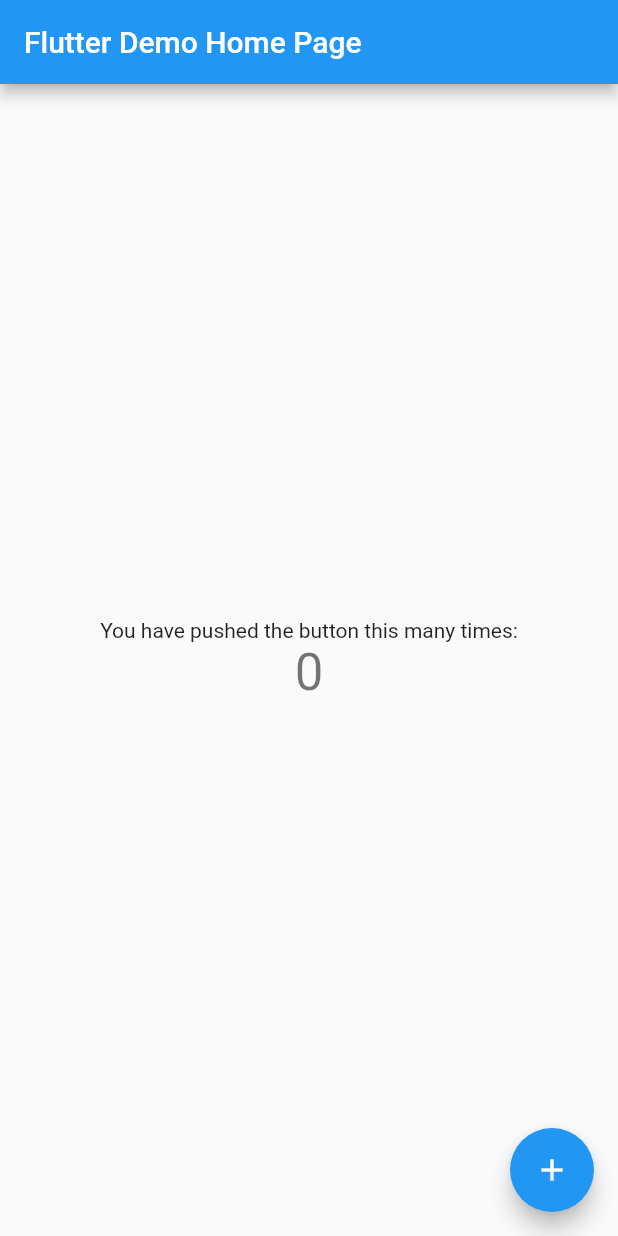
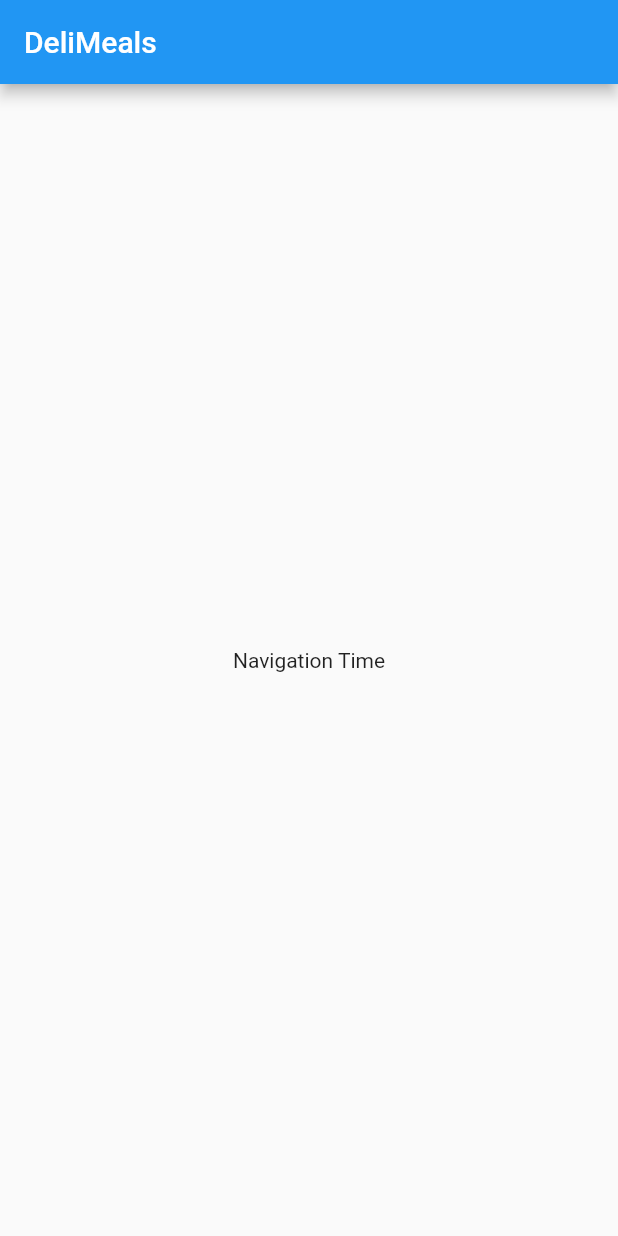
Before and after one commit to Samitti/MEALS-APP, a Flutter app: the screen it shows after launch, on a phone screen of 412 x 824 dp. Run offline on Flutter 3.47's test engine with Material 2 defaults, Android fonts, the phone set to English and light mode, and no system bars.

Commit message:
initial template

```diff
--- a/lib/main.dart
+++ b/lib/main.dart
@@ -5,111 +5,37 @@ void main() {
 }
 
 class MyApp extends StatelessWidget {
-  const MyApp({Key? key}) : super(key: key);
-
-  // This widget is the root of your application.
   @override
   Widget build(BuildContext context) {
     return MaterialApp(
-      title: 'Flutter Demo',
+      title: 'DeliMeals',
       theme: ThemeData(
-        // This is the theme of your application.
-        //
-        // Try running your application with "flutter run". You'll see the
-        // application has a blue toolbar. Then, without quitting the app, try
-        // changing the primarySwatch below to Colors.green and then invoke
-        // "hot reload" (press "r" in the console where you ran "flutter run",
-        // or simply save your changes to "hot reload" in a Flutter IDE).
-        // Notice that the counter didn't reset back to zero; the application
-        // is not restarted.
         primarySwatch: Colors.blue,
       ),
-      home: const MyHomePage(title: 'Flutter Demo Home Page'),
+      home: const MyHomePage(),
     );
   }
 }
 
 class MyHomePage extends StatefulWidget {
-  const MyHomePage({Key? key, required this.title}) : super(key: key);
-
-  // This widget is the home page of your application. It is stateful, meaning
-  // that it has a State object (defined below) that contains fields that affect
-  // how it looks.
-
-  // This class is the configuration for the state. It holds the values (in this
-  // case the title) provided by the parent (in this case the App widget) and
-  // used by the build method of the State. Fields in a Widget subclass are
-  // always marked "final".
-
-  final String title;
+  const MyHomePage({Key? key}) : super(key: key);
 
   @override
   State<MyHomePage> createState() => _MyHomePageState();
 }
 
 class _MyHomePageState extends State<MyHomePage> {
-  int _counter = 0;
-
-  void _incrementCounter() {
-    setState(() {
-      // This call to setState tells the Flutter framework that something has
-      // changed in this State, which causes it to rerun the build method below
-      // so that the display can reflect the updated values. If we changed
-      // _counter without calling setState(), then the build method would not be
-      // called again, and so nothing would appear to happen.
-      _counter++;
-    });
-  }
-
   @override
   Widget build(BuildContext context) {
-    // This method is rerun every time setState is called, for instance as done
-    // by the _incrementCounter method above.
-    //
-    // The Flutter framework has been optimized to make rerunning build methods
-    // fast, so that you can just rebuild anything that needs updating rather
-    // than having to individually change instances of widgets.
     return Scaffold(
       appBar: AppBar(
-        // Here we take the value from the MyHomePage object that was created by
-        // the App.build method, and use it to set our appbar title.
-        title: Text(widget.title),
+        title: const Text('DeliMeals'),
       ),
-      body: Center(
-        // Center is a layout widget. It takes a single child and positions it
-        // in the middle of the parent.
-        child: Column(
-          // Column is also a layout widget. It takes a list of children and
-          // arranges them vertically. By default, it sizes itself to fit its
-          // children horizontally, and tries to be as tall as its parent.
-          //
-          // Invoke "debug painting" (press "p" in the console, choose the
-          // "Toggle Debug Paint" action from the Flutter Inspector in Android
-          // Studio, or the "Toggle Debug Paint" command in Visual Studio Code)
-          // to see the wireframe for each widget.
-          //
-          // Column has various properties to control how it sizes itself and
-          // how it positions its children. Here we use mainAxisAlignment to
-          // center the children vertically; the main axis here is the vertical
-          // axis because Columns are vertical (the cross axis would be
-          // horizontal).
-          mainAxisAlignment: MainAxisAlignment.center,
-          children: <Widget>[
-            const Text(
-              'You have pushed the button this many times:',
-            ),
-            Text(
-              '$_counter',
-              style: Theme.of(context).textTheme.headline4,
-            ),
-          ],
+      body: const Center(
+        child: Text(
+          'Navigation Time',
         ),
       ),
-      floatingActionButton: FloatingActionButton(
-        onPressed: _incrementCounter,
-        tooltip: 'Increment',
-        child: const Icon(Icons.add),
-      ), // This trailing comma makes auto-formatting nicer for build methods.
     );
   }
 }
```
